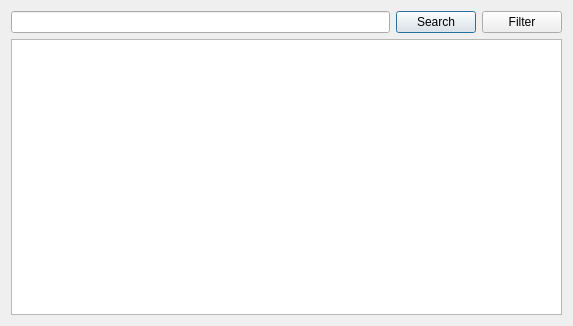
Old version of the form tableview.ui in the repository crazyrinchik/cpp_qt_project.
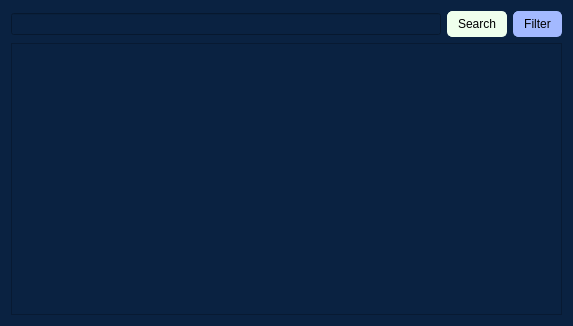
New version of the form.

What changed in the file:
```diff
--- a/tableview.ui
+++ b/tableview.ui
@@ -13,6 +13,9 @@
   <property name="windowTitle">
    <string>Dialog</string>
   </property>
+  <property name="styleSheet">
+   <string notr="true">background-color: rgb(10, 34, 65);</string>
+  </property>
   <layout class="QVBoxLayout" name="verticalLayout">
    <item>
     <layout class="QHBoxLayout" name="horizontalLayout_2">
@@ -21,6 +24,23 @@
      </item>
      <item>
       <widget class="QPushButton" name="searchButton">
+       <property name="styleSheet">
+        <string notr="true">QPushButton {
+    background-color: rgb(239, 255, 237);
+    color: black;
+    border: 1px solid rgb(239, 255, 237);
+    padding: 5px 10px;
+    border-radius: 5px;
+}
+
+QPushButton:hover {
+    background-color: rgb(183, 185, 185);
+}
+
+QPushButton:pressed {
+    background-color: rgb(126, 128, 128);
+}</string>
+       </property>
        <property name="text">
         <string>Search</string>
        </property>
@@ -28,6 +48,23 @@
      </item>
      <item>
       <widget class="QPushButton" name="filterButton">
+       <property name="styleSheet">
+        <string notr="true">QPushButton {
+    background-color: rgb(163, 185, 255);
+    color: black;
+    border: 1px solid rgb(163, 185, 255);
+    padding: 5px 10px;
+    border-radius: 5px;
+}
+
+QPushButton:hover {
+    background-color: rgb(104, 111, 225);
+}
+
+QPushButton:pressed {
+    background-color: rgb(94, 110, 156);
+}</string>
+       </property>
        <property name="text">
         <string>Filter</string>
        </property>
```
Left out of the diff: 1 changed line with no effect on the pictures.
